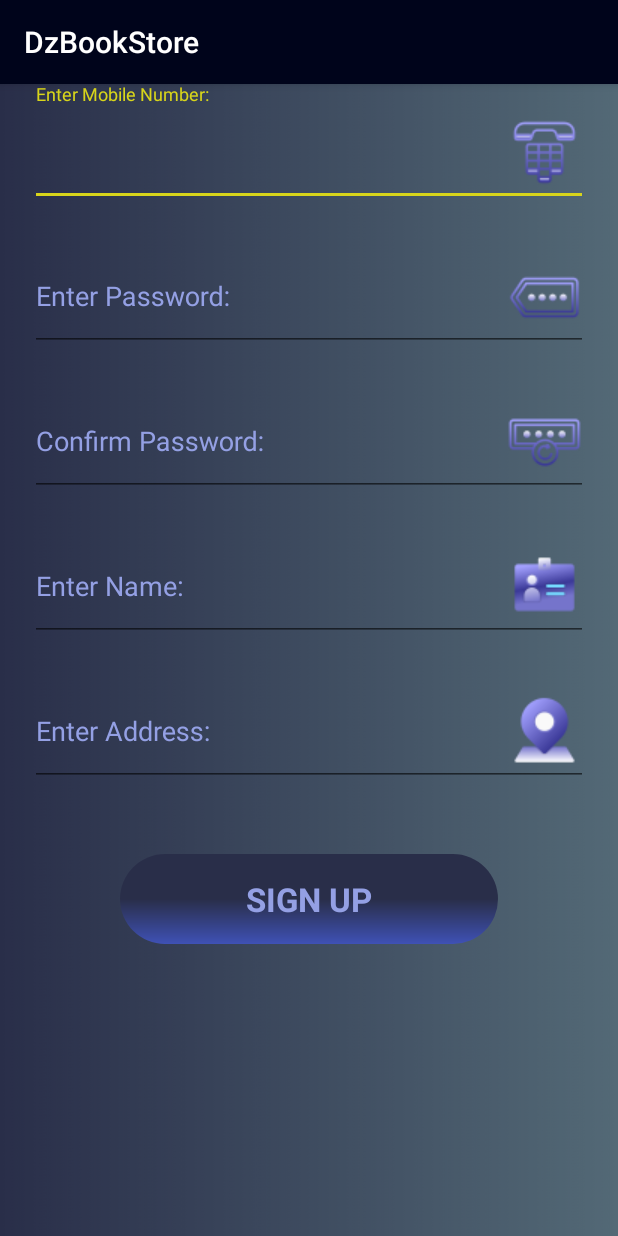
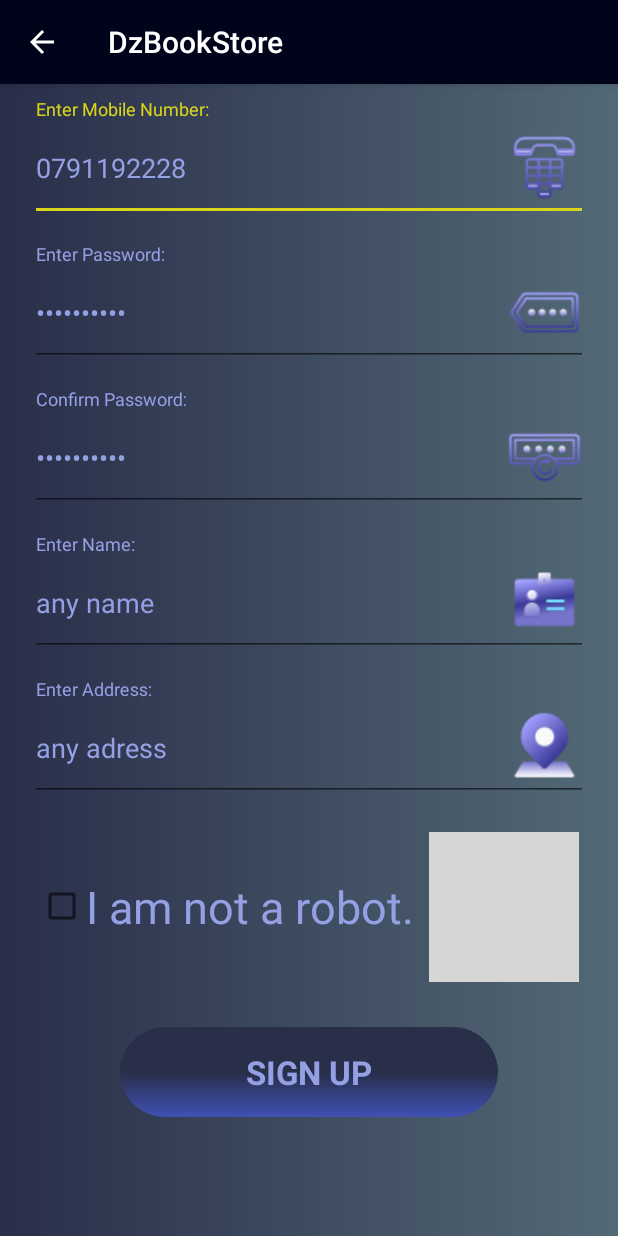
Before and after one commit to CostaAlfed/SafeShop, an Android app: the screen it shows after launch (RegAct), after a tap on "SIGN UP", on a phone screen of 412 x 824 dp. Run offline under Robolectric (Android 15) with nearby library versions, the phone set to English and light mode, and no system bars; our stand-ins replace Volley; network calls fail; 2 other taps on this screen came first; grey boxes are pictures that could not be loaded.

Commit message:
26.08.2020 8:08 PM
added the following fixes and new features:

✔FIXED error "End of Input at character 1 of" in categories 1-2-5
✔ADDED BACK button
❌ENABLE HTTPS
✔ADDED version number at bottom of splash screen
✔ADDED reCAPTCHA (https://www.google.com/recaptcha/admin/site/432246812/settings)
✔ADDED entries control: Login and Register fields can't be left blank.
✔ADDED entries control: passwords need to be 8+ long)
✔ADDED entries control: order quantity can't be 0
✔ADDED entries control: passwords need to have upper and lower case letters + digit + special char + no spaces
✔ADDED entries control: phone number needs to be in valid format
❌option to change password

```diff
--- a/app/src/main/java/com/example/costa/safeshop/UserInfo.kt
+++ b/app/src/main/java/com/example/costa/safeshop/UserInfo.kt
@@ -5,8 +5,10 @@ class UserInfo{
         var mobile:String=""
         var bookId:Int=0
         var qty:Int=0
-        var client_id:String="AYPEoQ-ab8FpFLw3hWvZiHT_m0Ren-aWgUufHWvUfn1WmVUWEMrci1z2IF3MV4ioV4U32D7DW55yplDa"
-        //AXmTE9b4hVS8bIRwrNqUZalF_4HVkdmqSaPk3cBR_G0lq7ywztjH9hicQre5yhAnphH1NrBJO8ZB5SAs
+        var client_id:String="AXmTE9b4hVS8bIRwrNqUZalF_4HVkdmqSaPk3cBR_G0lq7ywztjH9hicQre5yhAnphH1NrBJO8ZB5SAs"
+        // v2 AYPEoQ-ab8FpFLw3hWvZiHT_m0Ren-aWgUufHWvUfn1WmVUWEMrci1z2IF3MV4ioV4U32D7DW55yplDa
+        // v1 AXmTE9b4hVS8bIRwrNqUZalF_4HVkdmqSaPk3cBR_G0lq7ywztjH9hicQre5yhAnphH1NrBJO8ZB5SAs
+        // v3 AWD5cw-0sVqJmWrkKs7gtZL_nOdBJmKUOdYiL4bTJ5W2QjEVTzOWmKNPHyssCaYlCsLRo06AJNktBsV6
         var bookTitle4blurb:String=""
     }
 }
--- a/app/src/main/java/com/example/costa/safeshop/WelcomeAct.kt
+++ b/app/src/main/java/com/example/costa/safeshop/WelcomeAct.kt
@@ -1,21 +1,17 @@
 package com.example.costa.safeshop
-
 import android.content.Intent
 import androidx.appcompat.app.AppCompatActivity
 import android.os.Bundle
 import kotlinx.android.synthetic.main.activity_welcome.*
-import androidx.core.os.HandlerCompat.postDelayed
-import androidx.core.app.ComponentActivity.ExtraData
-import androidx.core.content.ContextCompat.getSystemService
-import android.icu.lang.UCharacter.GraphemeClusterBreak.T
 import android.os.Handler
 
 
 class WelcomeAct : AppCompatActivity() {
-
     override fun onCreate(savedInstanceState: Bundle?) {
         super.onCreate(savedInstanceState)
         setContentView(R.layout.activity_welcome)
+        val AppVersion:String="1.3"             //CHANGE THIS TO CURRENT APP VERSION
+        app_ver_tv.text="app_ver: "+AppVersion
         if (supportActionBar != null)
             supportActionBar?.hide()
         Handler().postDelayed(Runnable {
@@ -23,9 +19,5 @@ class WelcomeAct : AppCompatActivity() {
             startActivity(startActivity)
             finish()
         }, 5000)
-        /*logo_image.setOnClickListener {
-            var i= Intent(this,MainActivity::class.java)
-            startActivity(i)
-        }*/
     }
 }
--- a/app/src/main/res/layout/activity_confirm.xml
+++ b/app/src/main/res/layout/activity_confirm.xml
@@ -14,7 +14,8 @@
         android:layout_marginLeft="40dp"
         android:layout_marginTop="108dp"
         android:textColor="@color/text_1"
-        android:text="Thank You For Using Our Service!"
+        android:text="Thank You For Using Our Service! \n \n Your order will be delivered within:\n 5 - 7 days"
+        android:gravity="center"
         android:textSize="22sp"
         app:layout_constraintStart_toStartOf="parent"
         app:layout_constraintTop_toTopOf="parent" />
--- a/app/src/main/res/layout/activity_reg.xml
+++ b/app/src/main/res/layout/activity_reg.xml
@@ -6,11 +6,13 @@
     android:layout_height="match_parent"
     android:background="@drawable/royal_blue_bg"
     android:orientation="vertical"
+    android:focusable="true"
     tools:context=".RegAct">
 
     <com.google.android.material.textfield.TextInputLayout
         android:layout_width="match_parent"
         android:layout_height="wrap_content"
+        android:layout_marginTop="10dp"
         android:textColorHint="@color/butt_text"
         >
     <EditText
@@ -18,6 +20,7 @@
         android:layout_width="match_parent"
         android:layout_height="wrap_content"
         android:hint="@string/enter_mobile_number"
+        android:text="0791192228"
         android:textColor="@color/butt_text"
         android:textColorHint="@color/butt_text"
         android:drawableEnd="@drawable/ic_number_blue_2"
@@ -37,6 +40,7 @@
         android:id="@+id/reg_password"
         android:layout_width="match_parent"
         android:layout_height="wrap_content"
+        android:text="0791192228"
         android:textColor="@color/butt_text"
         android:textColorHint="@color/butt_text"
         android:drawableEnd="@drawable/ic_pass_blue_2"
@@ -57,6 +61,7 @@
         android:id="@+id/password_confirm"
         android:layout_width="match_parent"
         android:layout_height="wrap_content"
+        android:text="0791192228"
         android:layout_marginLeft="20dp"
         android:layout_marginRight="20dp"
         android:layout_marginTop="15dp"
@@ -77,6 +82,7 @@
         android:id="@+id/reg_name"
         android:layout_width="match_parent"
         android:layout_height="wrap_content"
+        android:text="any name"
         android:layout_marginLeft="20dp"
         android:layout_marginRight="20dp"
         android:layout_marginTop="15dp"
@@ -104,10 +110,32 @@
         android:drawableEnd="@drawable/ic_address_blue"
         android:ems="10"
         android:hint="@string/enter_address"
+        android:text="any adress"
         android:inputType="text"
         android:textColor="@color/butt_text"
         android:textColorHint="@color/butt_text" />
     </com.google.android.material.textfield.TextInputLayout>
+    <LinearLayout
+        android:layout_width="match_parent"
+        android:layout_height="wrap_content"
+        android:layout_marginTop="5dp"
+        android:orientation="horizontal"
+        android:gravity="center"
+        >
+
+        <CheckBox
+            android:id="@+id/captcha_checkbox"
+            android:layout_width="wrap_content"
+            android:layout_height="wrap_content"
+            android:layout_marginRight="10dp"
+            android:text="@string/im_not_a_robot"
+            android:textSize="30sp"
+            android:textColor="@color/butt_text"/>
+        <ImageView
+            android:layout_height="100dp"
+            android:layout_width="100dp"
+            android:src="@drawable/recaptcha"/>
+    </LinearLayout>
     <TextView
         android:id="@+id/reg_butt"
         android:layout_width="match_parent"
--- a/app/src/main/res/values/strings.xml
+++ b/app/src/main/res/values/strings.xml
@@ -1,7 +1,7 @@
 <resources>
     <string name="app_name">DzBookStore</string>
     <string name="hello_blank_fragment">Hello blank fragment</string>
-    <string name="local_ip">192.168.1.2</string>
+    <string name="local_ip">192.168.1.3</string>
     <string name="enter_password">Enter Password:</string>
     <string name="enter_username">Enter Username:</string>
     <string name="sign_in">SIGN IN</string>
@@ -32,4 +32,5 @@
     <string name="author">Author:</string>
     <string name="summary">Summary:</string>
     <string name="ok">OK</string>
+    <string name="im_not_a_robot">I am not a robot.</string>
 </resources>
```
Also changed, not shown: app/build.gradle (+6 -1 lines), app/src/main/java/com/example/costa/safeshop/ApiPostHelper.kt (added, +77 -0 lines), app/src/main/java/com/example/costa/safeshop/BooksAct.kt (+15 -0 lines), app/src/main/java/com/example/costa/safeshop/HomeAct.kt (+14 -0 lines), app/src/main/java/com/example/costa/safeshop/MainActivity.kt (+54 -33 lines), app/src/main/java/com/example/costa/safeshop/QtyFragment.kt (+5 -5 lines), app/src/main/java/com/example/costa/safeshop/RegAct.kt (+169 -25 lines), app/src/main/res/layout/activity_main.xml (+1 -17 lines), app/src/main/res/layout/activity_welcome.xml (+11 -0 lines).
